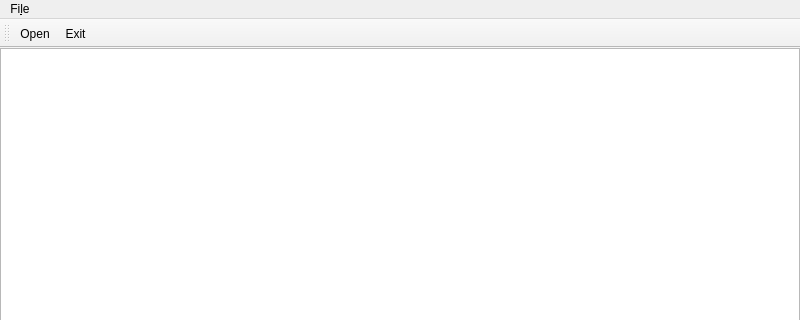
Before: the Qt Designer form dicomtreeQT5.ui in alanphys/DicomTreeQT5, drawn with Qt 5; both pictures show x 0 to 800 and y 0 to 320 of the 800 by 600 pixel window.
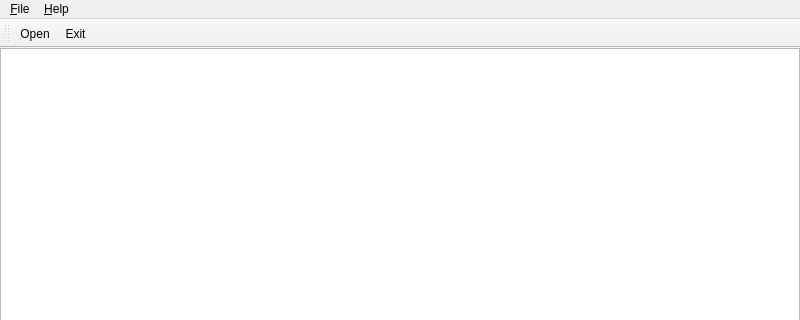
After: the same form once the commit is applied. Icons and pictures are not drawn.

The edit to the form file:
```diff
--- a/dicomtreeQT5.ui
+++ b/dicomtreeQT5.ui
@@ -64,13 +64,20 @@
    </property>
    <widget class="QMenu" name="menuFile">
     <property name="title">
-     <string>Fi&amp;le</string>
+     <string>&amp;File</string>
     </property>
     <addaction name="action_Open"/>
     <addaction name="separator"/>
     <addaction name="action_Exit"/>
    </widget>
+   <widget class="QMenu" name="menuHelp">
+    <property name="title">
+     <string>&amp;Help</string>
+    </property>
+    <addaction name="action_About"/>
+   </widget>
    <addaction name="menuFile"/>
+   <addaction name="menuHelp"/>
   </widget>
   <widget class="QStatusBar" name="statusbar"/>
   <widget class="QToolBar" name="toolBar">
```
Left out of the diff: 17 changed lines with no effect on the pictures.
